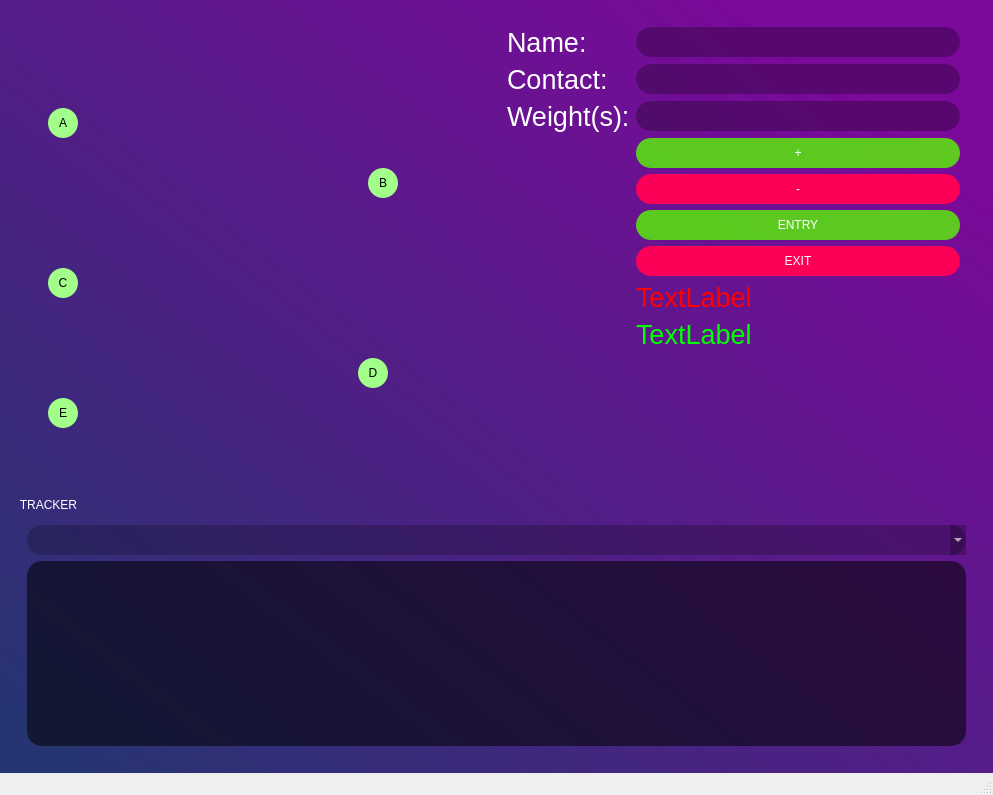
Above: ui/untitled.ui from AnshPatel1/TaxiLuggageTracker before the change. Below: the same form after it.
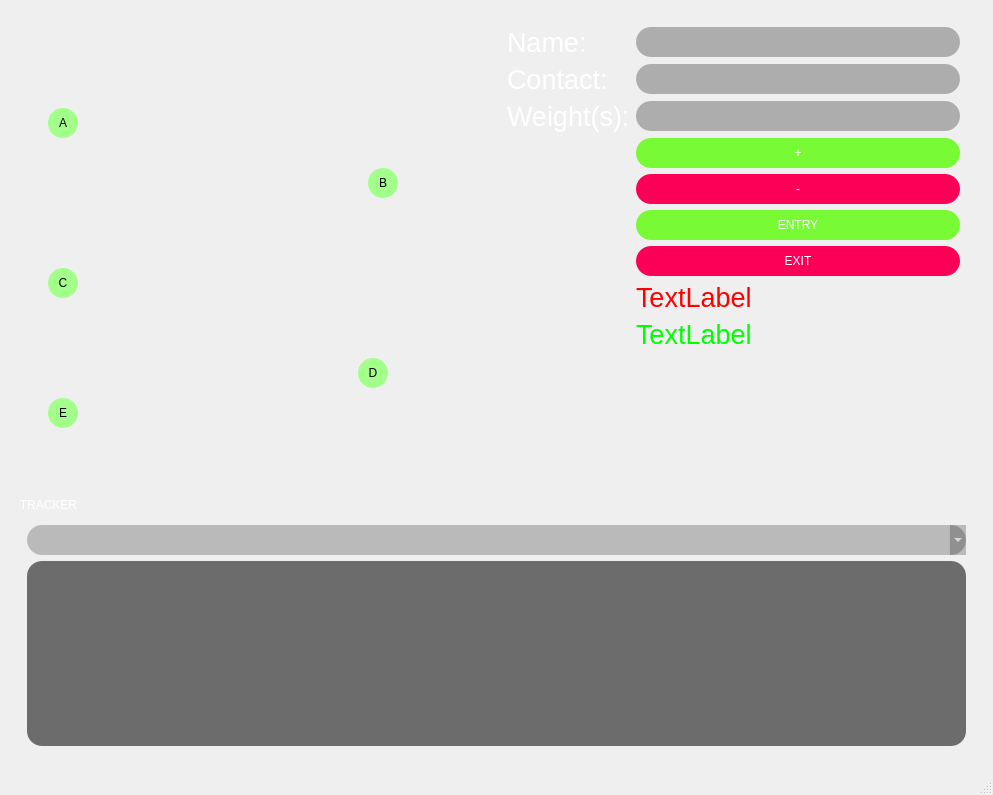
That is the form after the change. Icons and pictures are not drawn.

Commit message: Reformat ui file and Refactor frame_map background image name for convenience

Patch:
```diff
--- a/ui/untitled.ui
+++ b/ui/untitled.ui
@@ -27,8 +27,10 @@
   </property>
   <property name="styleSheet">
    <string notr="true">#centralwidget{
-background-color: qlineargradient(spread:pad, x1:0, y1:1, x2:1, y2:0, stop:0.044335 rgba(39, 52, 114, 255), stop:0.876847 rgba(123, 9, 154, 255));
-}</string>
+                background-color: qlineargradient(spread:pad, x1:0, y1:1, x2:1, y2:0, stop:0.044335 rgba(39, 52, 114,
+                255), stop:0.876847 rgba(123, 9, 154, 255));
+                }
+            </string>
   </property>
   <widget class="QWidget" name="centralwidget">
    <property name="minimumSize">
```
Left out of the diff: 63 changed lines with no effect on the pictures. Lines whose indentation alone changed are shown as unchanged.
